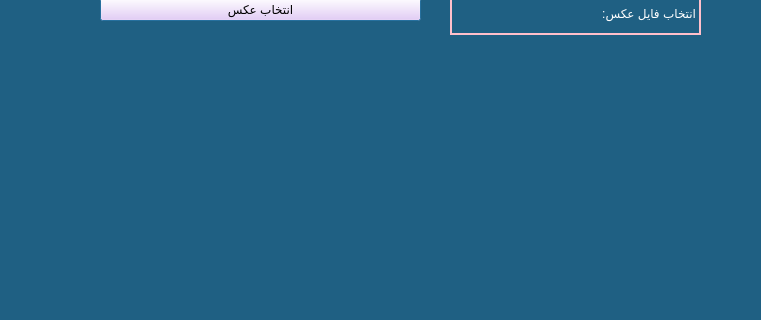
First picture: the form in front/AddProduct.ui, repository AmirRezaZahedi/A-Simple-Store, before the edit; both pictures show x 0 to 761 and y 356 to 676 of the 846 by 676 pixel window.
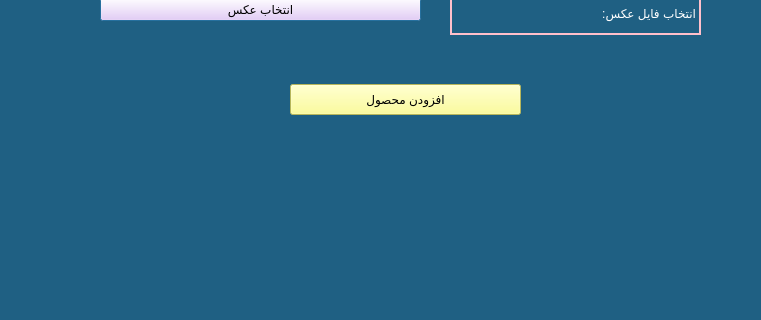
Second picture: the form after the edit. Icons and pictures are not drawn.

Commit message: now admin can add product or edit product's Properties

```diff
--- a/front/AddProduct.ui
+++ b/front/AddProduct.ui
@@ -146,8 +146,8 @@
   <widget class="QLabel" name="selected_image_label">
    <property name="geometry">
     <rect>
-     <x>130</x>
-     <y>480</y>
+     <x>150</x>
+     <y>510</y>
      <width>531</width>
      <height>121</height>
     </rect>
@@ -156,6 +156,23 @@
     <string/>
    </property>
   </widget>
+  <widget class="QPushButton" name="ADD">
+   <property name="geometry">
+    <rect>
+     <x>290</x>
+     <y>440</y>
+     <width>231</width>
+     <height>31</height>
+    </rect>
+   </property>
+   <property name="styleSheet">
+    <string notr="true">font: 14pt &quot;MV Boli&quot;;
+background-color: rgb(255, 255, 127);</string>
+   </property>
+   <property name="text">
+    <string>افزودن محصول</string>
+   </property>
+  </widget>
  </widget>
  <resources/>
  <connections/>
```
Left out of the diff: 6 changed lines with no effect on the pictures. The commit also changes 8 other files.
